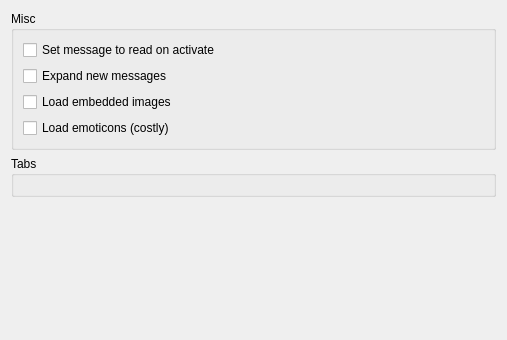
First picture: the form in retroshare-gui/src/gui/settings/ForumPage.ui, repository RetroShare/RetroShare, before the edit.
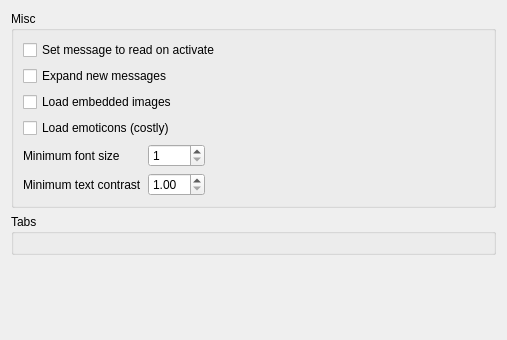
Second picture: the form after the edit. Custom widgets are drawn as their Qt base class.

Commit message: Added forum settings for Font size & contrast

```diff
--- a/retroshare-gui/src/gui/settings/ForumPage.ui
+++ b/retroshare-gui/src/gui/settings/ForumPage.ui
@@ -17,6 +17,16 @@
       <string>Misc</string>
      </property>
      <layout class="QGridLayout" name="gridLayout_2">
+      <item row="3" column="0">
+       <widget class="QCheckBox" name="loadEmoticons">
+        <property name="toolTip">
+         <string>&lt;html&gt;&lt;head/&gt;&lt;body&gt;&lt;p&gt;This option is costly and it's in the dev's plans to improve it. In the mean time it's disabled by default. If you enable it and long forum posts take a while to display, then disable it again. &lt;/p&gt;&lt;/body&gt;&lt;/html&gt;</string>
+        </property>
+        <property name="text">
+         <string>Load emoticons (costly)</string>
+        </property>
+       </widget>
+      </item>
       <item row="0" column="0">
        <widget class="QCheckBox" name="setMsgToReadOnActivate">
         <property name="text">
@@ -38,15 +48,71 @@
         </property>
        </widget>
       </item>
-      <item row="3" column="0">
-       <widget class="QCheckBox" name="loadEmoticons">
-        <property name="toolTip">
-         <string>&lt;html&gt;&lt;head/&gt;&lt;body&gt;&lt;p&gt;This option is costly and it's in the dev's plans to improve it. In the mean time it's disabled by default. If you enable it and long forum posts take a while to display, then disable it again. &lt;/p&gt;&lt;/body&gt;&lt;/html&gt;</string>
-        </property>
-        <property name="text">
-         <string>Load emoticons (costly)</string>
-        </property>
-       </widget>
+      <item row="4" column="0">
+       <layout class="QGridLayout" name="gridLayout">
+        <item row="0" column="0">
+         <widget class="QLabel" name="minimumFontSizeLabel">
+          <property name="text">
+           <string>Minimum font size</string>
+          </property>
+         </widget>
+        </item>
+        <item row="0" column="1">
+         <widget class="QSpinBox" name="minimumFontSize">
+          <property name="minimum">
+           <number>1</number>
+          </property>
+          <property name="maximum">
+           <number>64</number>
+          </property>
+         </widget>
+        </item>
+        <item row="0" column="2" rowspan="2">
+         <spacer name="minimumFontSizeHSpacer">
+          <property name="orientation">
+           <enum>Qt::Horizontal</enum>
+          </property>
+          <property name="sizeHint" stdset="0">
+           <size>
+            <width>40</width>
+            <height>38</height>
+           </size>
+          </property>
+         </spacer>
+        </item>
+        <item row="1" column="0">
+         <widget class="QLabel" name="minimumContrastLabel">
+          <property name="text">
+           <string>Minimum text contrast</string>
+          </property>
+         </widget>
+        </item>
+        <item row="1" column="1">
+         <widget class="QDoubleSpinBox" name="minimumContrast">
+          <property name="minimum">
+           <double>1.000000000000000</double>
+          </property>
+          <property name="maximum">
+           <double>21.000000000000000</double>
+          </property>
+          <property name="singleStep">
+           <double>0.500000000000000</double>
+          </property>
+         </widget>
+        </item>
+       </layout>
+      </item>
+     </layout>
+    </widget>
+   </item>
+   <item row="1" column="0">
+    <widget class="QGroupBox" name="tabsGroupBox">
+     <property name="title">
+      <string>Tabs</string>
+     </property>
+     <layout class="QVBoxLayout" name="verticalLayout">
+      <item>
+       <widget class="GroupFrameSettingsWidget" name="groupFrameSettingsWidget" native="true"/>
       </item>
      </layout>
     </widget>
@@ -64,18 +130,6 @@
      </property>
     </spacer>
    </item>
-   <item row="1" column="0">
-    <widget class="QGroupBox" name="tabsGroupBox">
-     <property name="title">
-      <string>Tabs</string>
-     </property>
-     <layout class="QVBoxLayout" name="verticalLayout">
-      <item>
-       <widget class="GroupFrameSettingsWidget" name="groupFrameSettingsWidget" native="true"/>
-      </item>
-     </layout>
-    </widget>
-   </item>
   </layout>
  </widget>
  <customwidgets>
```
The commit also changes 4 other files.
